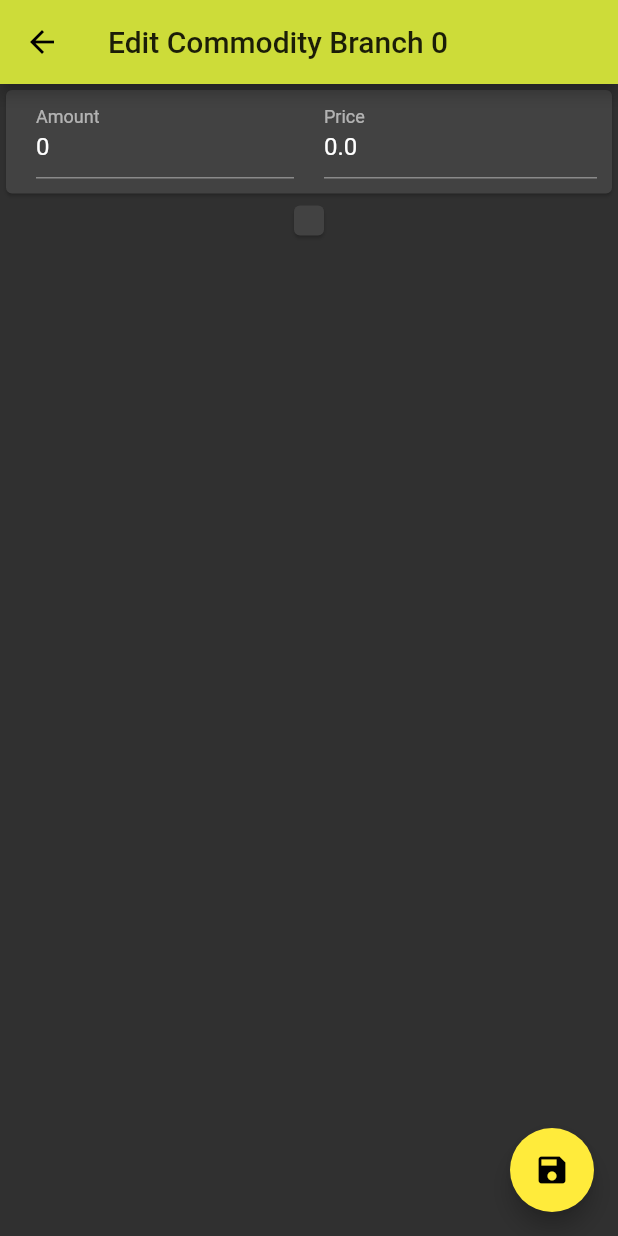
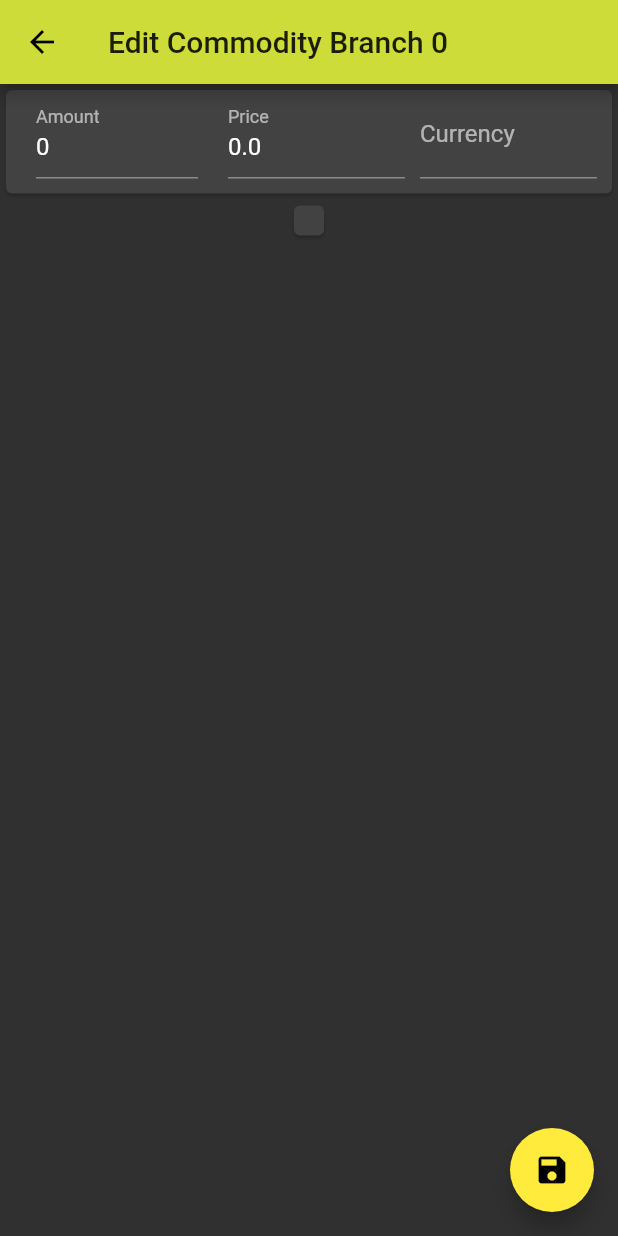
Before and after one commit to max0l0gy/eshop_manager, a Flutter app: the ItemBranchEditScreen screen opened directly with empty values, on a phone screen of 412 x 824 dp. Run offline on Flutter 3.47's test engine with Material 2 defaults, Android fonts, the phone set to English and light mode, and no system bars; statements that could not run were skipped.

Commit message:
Fixed branches edit view and added feature to update currency code

```diff
--- a/lib/screens/item_branch_edit.dart
+++ b/lib/screens/item_branch_edit.dart
@@ -102,7 +102,7 @@ class BranchDetailsCard extends StatelessWidget {
         child: Row(
           children: [
             Expanded(
-              flex: 2,
+              flex: 1,
               child: Padding(
                 padding: const EdgeInsets.fromLTRB(10, 0, 10, 0),
                 child: TextFormField(
@@ -125,7 +125,7 @@ class BranchDetailsCard extends StatelessWidget {
               ),
             ),
             Expanded(
-              flex: 2,
+              flex: 1,
               child: Padding(
                 padding: const EdgeInsets.fromLTRB(10, 0, 0, 0),
                 child: TextFormField(
@@ -145,6 +145,31 @@ class BranchDetailsCard extends StatelessWidget {
                   },
                   onChanged: (value) {
                     branch.price = double.tryParse(value)!;
+                  },
+                ),
+              ),
+            ),
+            Expanded(
+              flex: 1,
+              child: Padding(
+                padding: const EdgeInsets.fromLTRB(10, 0, 0, 0),
+                child: TextFormField(
+                  initialValue: branch.currency,
+                  decoration: const InputDecoration(
+                    hintText: 'Enter Currency Code',
+                    labelText: 'Currency',
+                  ),
+                  validator: (value) {
+                    if (value!.isEmpty) {
+                      return 'Please enter valid currency code';
+                    }
+                    if ("USD" != value) {
+                      return 'Incorrect currency code. Available just USD';
+                    }
+                    return null;
+                  },
+                  onChanged: (value) {
+                    branch.currency = value;
                   },
                 ),
               ),
--- a/lib/screens/items_screen.dart
+++ b/lib/screens/items_screen.dart
@@ -83,7 +83,7 @@ class _ItemsScreenState extends State<ItemsScreen> {
   }
 
   void _loadItems() async {
-    CommodityGrid itemGrid = await _commodityModel.getCommodityGrid(1, 20);
+    CommodityGrid itemGrid = await _commodityModel.getCommodityGrid(1, 200);
     _updateUI(itemGrid);
   }
 
```
Also changed, not shown: lib/screens/item_branches.dart (+42 -29 lines).
